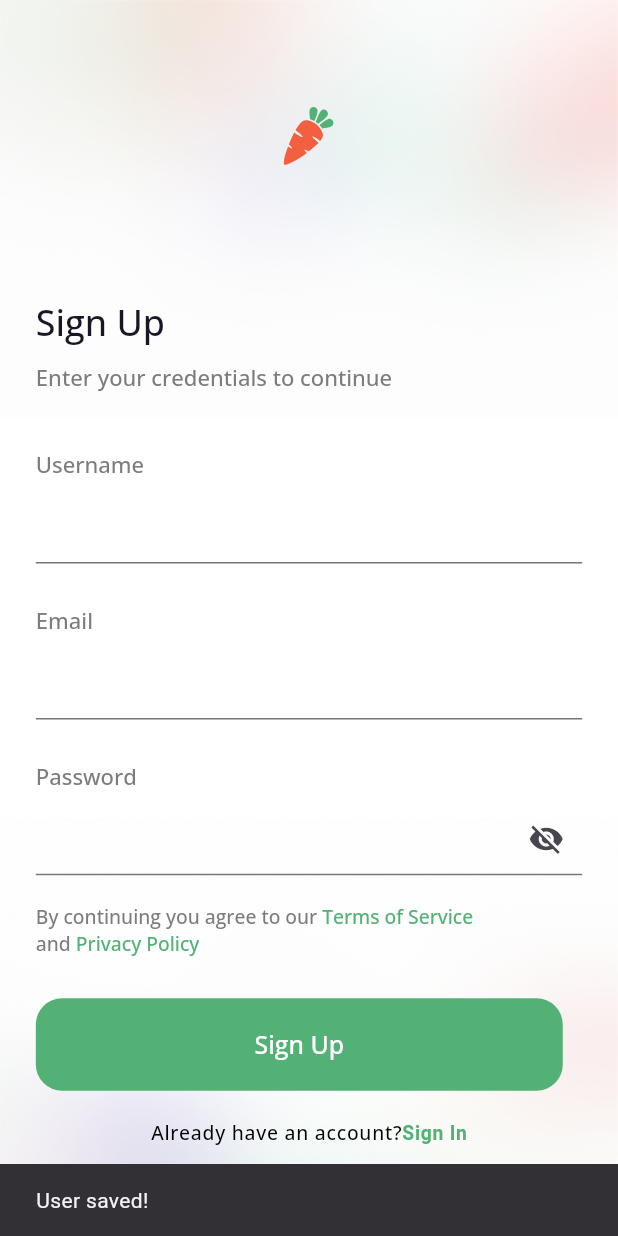
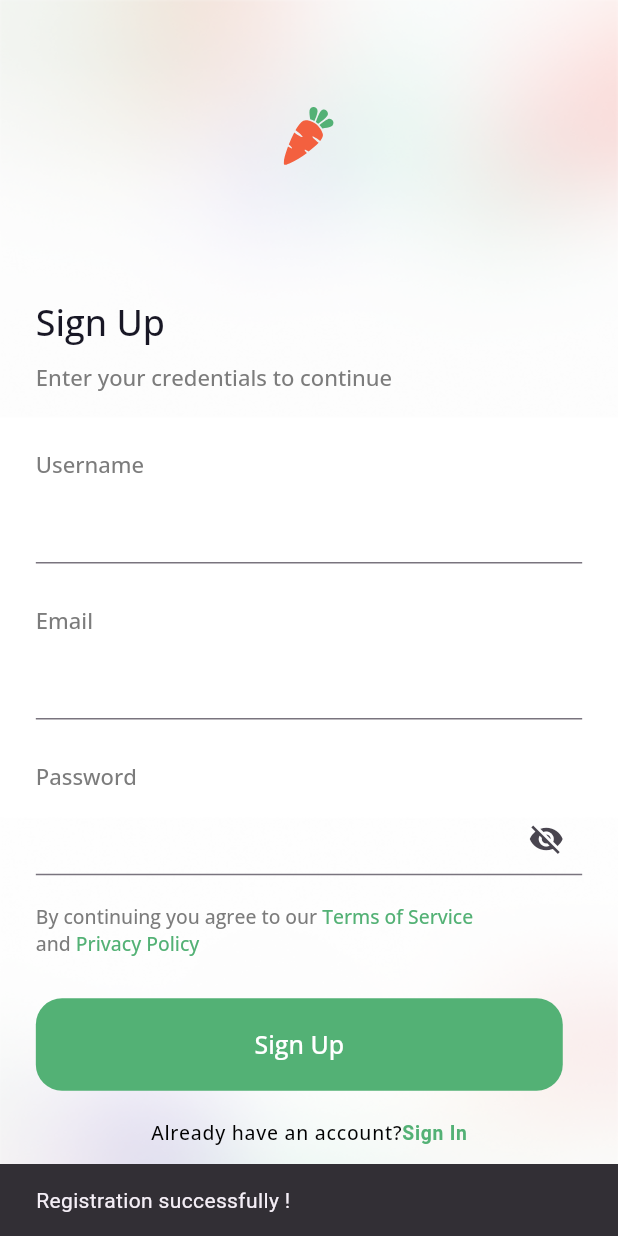
Before and after one commit to aakanksha-bhatta/Online_Groceries_App, a Flutter app: the SignupScreen screen opened by its route, after a tap on "Sign Up", on a phone screen of 412 x 824 dp. Run offline on Flutter 3.47's test engine with Material 3 defaults, Android fonts, the phone set to English and light mode, and no system bars; our stand-ins replace flutter_riverpod, flutter_screenutil, flutter_svg, go_router, shared_preferences; missing offline and left inert: flutter_intl_phone_field; accounts and stored records are empty; project files that could hold a hidden picture were left out.

Commit message:
Sigiin Page Done

```diff
--- a/lib/config/constants/app_color.dart
+++ b/lib/config/constants/app_color.dart
@@ -4,5 +4,6 @@ class AppColor {
   static const Color green = Color(0xFF53B175);
   static const Color white = Color(0xFFFFFFFF);
   static const Color splashColor = Color(0xFF7BC48B);
-  // static const Color backgroundColor = Color(0xFFC4C4C4);
+  static const Color textColor = Color(0xFF030303);
+  static const Color secondaryTextColor = Color(0xFF828282);
 }
--- a/lib/config/route/path.dart
+++ b/lib/config/route/path.dart
@@ -4,4 +4,6 @@ class Path {
   static const login = '/login';
   static const signup = '/signup';
   static const home = '/home';
+  static const signin = '/signin';
+  static const mobile = '/mobile';
 }
--- a/lib/config/route/route.dart
+++ b/lib/config/route/route.dart
@@ -3,31 +3,23 @@ import 'package:online_groceries_app/config/route/path.dart';
 import 'package:online_groceries_app/features/auth/presentation/pages/home/home_screen.dart';
 import 'package:online_groceries_app/features/auth/presentation/pages/login/login_page.dart';
 import 'package:online_groceries_app/features/auth/presentation/pages/onboarding/onboarding.dart';
+import 'package:online_groceries_app/features/auth/presentation/pages/signin/mobile_number_screen.dart';
+import 'package:online_groceries_app/features/auth/presentation/pages/signin/signin_screen.dart';
 import 'package:online_groceries_app/features/auth/presentation/pages/signup/signup_screen.dart';
 import 'package:online_groceries_app/features/auth/presentation/pages/splash/splash_screen.dart';
 
 final GoRouter router = GoRouter(
   initialLocation: Path.splash,
-  routes:[
+  routes: [
+    GoRoute(path: Path.splash, builder: (context, state) => SplashScreen()),
+    GoRoute(path: Path.onboarding, builder: (context, state) => Onboarding()),
+    GoRoute(path: Path.login, builder: (context, state) => LoginPage()),
+    GoRoute(path: Path.signup, builder: (context, state) => SignupScreen()),
+    GoRoute(path: Path.home, builder: (context, state) => HomeScreen()),
+    GoRoute(path: Path.signin, builder: (context, state) => SigninScreen()),
     GoRoute(
-      path: Path.splash,
-      builder: (context, state) => SplashScreen(),
+      path: Path.mobile,
+      builder: (context, state) => MobileNumberScreen(),
     ),
-    GoRoute(
-      path: Path.onboarding,
-      builder: (context, state) => Onboarding(),
-    ),
-    GoRoute(
-      path: Path.login,
-      builder: (context, state) => LoginPage(),
-    ),
-    GoRoute(
-      path: Path.signup,
-      builder: (context, state) => SignupScreen(),
-    ),
-    GoRoute(
-      path: Path.home,
-      builder: (context, state) => HomeScreen(),
-    ),
-  ]
+  ],
 );
--- a/lib/features/auth/data/model/user.dart
+++ b/lib/features/auth/data/model/user.dart
@@ -2,14 +2,16 @@ class User {
   final String? username;
   final String? useremail;
   final String? userpassword;
+  final String? phoneNumber;
 
-  User({this.username, this.useremail, this.userpassword});
+  User({this.username, this.useremail, this.userpassword, this.phoneNumber});
 
   factory User.fromJson(Map<String, dynamic> json) {
     return User(
       username: json['username'],
       useremail: json['useremail'],
       userpassword: json['userpassword'],
+      phoneNumber: json['phoneNumber'],
     );
   }
 
@@ -18,6 +20,7 @@ class User {
       'username': username,
       'useremail': useremail,
       'userpassword': userpassword,
+      'phoneNumber': phoneNumber,
     };
   }
 }
--- a/lib/features/auth/presentation/pages/login/login_page.dart
+++ b/lib/features/auth/presentation/pages/login/login_page.dart
@@ -15,7 +15,7 @@ import 'package:online_groceries_app/features/auth/presentation/widget/text_widg
 import 'package:online_groceries_app/l10n/app_localizations.dart';
 
 class LoginPage extends ConsumerWidget {
-  LoginPage({super.key});
+ LoginPage({super.key});
 
   final emailController = TextEditingController();
   final passwordController = TextEditingController();
--- a/lib/features/auth/presentation/pages/onboarding/onboarding.dart
+++ b/lib/features/auth/presentation/pages/onboarding/onboarding.dart
@@ -71,7 +71,7 @@ class Onboarding extends StatelessWidget {
                     SizedBox(height: 40.88.h),
                     CustomButtonWidget(
                       buttonName: loc.getStarted,
-                      onPressed: () =>context.go(Path.login),
+                      onPressed: () => context.go(Path.signin),
                     ),
                   ],
                 ),
--- a/lib/features/auth/presentation/pages/signup/signup_screen.dart
+++ b/lib/features/auth/presentation/pages/signup/signup_screen.dart
@@ -12,7 +12,6 @@ import 'package:online_groceries_app/features/auth/presentation/widget/custom_bu
 import 'package:online_groceries_app/features/auth/presentation/widget/input_text_form_widget.dart';
 import 'package:online_groceries_app/features/auth/presentation/widget/text_widget.dart';
 import 'package:online_groceries_app/l10n/app_localizations.dart';
-import 'package:online_groceries_app/l10n/app_localizations_de.dart';
 
 class SignupScreen extends ConsumerWidget {
   SignupScreen({super.key});
@@ -150,7 +149,7 @@ class SignupScreen extends ConsumerWidget {
 
                   ScaffoldMessenger.of(
                     context,
-                  ).showSnackBar(SnackBar(content: Text('User saved!')));
+                  ).showSnackBar(SnackBar(content: Text('Registration successfully !')));
                 },
               ),
               SizedBox(height: 25.h),
--- /dev/null
+++ b/lib/features/auth/presentation/widget/app_bar_widget.dart
@@ -0,0 +1 @@
+class AppBarWidget {}
--- a/lib/features/auth/presentation/widget/background_layout_widget.dart
+++ b/lib/features/auth/presentation/widget/background_layout_widget.dart
@@ -4,8 +4,9 @@ import 'package:online_groceries_app/config/constants/app_color.dart';
 
 class BackgroundLayoutWidget extends StatelessWidget {
   final Widget dynamicWidget;
+  final Color? bgColor;
 
-  const BackgroundLayoutWidget({super.key, required this.dynamicWidget});
+  const BackgroundLayoutWidget({super.key, required this.dynamicWidget, this.bgColor});
 
   @override
   Widget build(BuildContext context) {
@@ -13,7 +14,7 @@ class BackgroundLayoutWidget extends StatelessWidget {
       children: [
         Container(
           decoration: BoxDecoration(
-            color: AppColor.white,
+            color:bgColor ?? AppColor.white,
             image: DecorationImage(
               image: AssetImage('assets/images/mask_group.png'),
               fit: BoxFit.fill,
--- a/lib/features/auth/presentation/widget/custom_button_widget.dart
+++ b/lib/features/auth/presentation/widget/custom_button_widget.dart
@@ -1,39 +1,55 @@
 import 'package:flutter/material.dart';
 import 'package:flutter_screenutil/flutter_screenutil.dart';
+import 'package:flutter_svg/flutter_svg.dart';
 import 'package:online_groceries_app/config/constants/app_color.dart';
 import 'package:online_groceries_app/features/auth/presentation/widget/text_widget.dart';
 
 class CustomButtonWidget extends StatelessWidget {
   final void Function()? onPressed;
   final String buttonName;
+  final Color? buttonColor;
+  final Color? splashColor;
+  final String? buttonIcon;
 
   const CustomButtonWidget({
     super.key,
     this.onPressed,
     required this.buttonName,
+    this.buttonColor,
+    this.splashColor,
+    this.buttonIcon,
   });
 
   @override
   Widget build(BuildContext context) {
     final theme = Theme.of(context);
-
     return Material(
-      color: theme.primaryColor,
+      color: buttonColor ?? theme.primaryColor,
       borderRadius: BorderRadius.circular(19.r),
       child: InkWell(
         onTap: onPressed,
-        splashColor: AppColor.splashColor,
+        splashColor: splashColor ?? AppColor.splashColor,
         borderRadius: BorderRadius.circular(19.r),
         child: Container(
           height: 67.h,
           width: 353.w,
           alignment: Alignment.center,
-          child: TextWidget(
-            title: buttonName,
-            fontSize: 18.sp,
-            fontWeight: FontWeight.w600,
-            color: theme.textTheme.displayMedium?.color ?? Colors.white,
-            letterSpacing: 0,
+          child: Row(
+            mainAxisAlignment: MainAxisAlignment.center,
+            children: [
+              if (buttonIcon != null)
+                Padding(
+                  padding: EdgeInsets.only(right: 42.63.w),
+                  child: SvgPicture.asset(buttonIcon!),
+                ),
+              TextWidget(
+                title: buttonName,
+                fontSize: 18.sp,
+                fontWeight: FontWeight.w600,
+                color: theme.textTheme.displayMedium?.color ?? Colors.white,
+                letterSpacing: 0,
+              ),
+            ],
           ),
         ),
       ),
--- a/lib/features/auth/presentation/widget/input_text_form_widget.dart
+++ b/lib/features/auth/presentation/widget/input_text_form_widget.dart
@@ -52,7 +52,8 @@ class InputTextFormWidget extends StatelessWidget {
             ),
             suffixIcon: suffixIcon,
             focusedBorder: UnderlineInputBorder(
-              borderSide: BorderSide(color: Color(0xFFE2E2E2)),
+              borderSide: BorderSide(color: Color(0xFFE2E2E2), width: 1
+              ),
             ),
           ),
         ),
--- a/pubspec.yaml
+++ b/pubspec.yaml
@@ -43,6 +43,7 @@ dependencies:
   flutter_localizations:
     sdk: flutter
   go_router: ^16.1.0
+  flutter_intl_phone_field: ^0.0.7
 
 dev_dependencies:
   flutter_test:
@@ -73,10 +74,12 @@ flutter:
   assets:
     - assets/icons/carrot.svg
     - assets/icons/nectar.svg
+    - assets/icons/google.svg
+    - assets/icons/facebook.svg
     - assets/images/onboarding.png
     - assets/images/mask_group.png
     - assets/icons/carrot_color.svg
-
+    - assets/images/signin_bg.png
 
   #   - images/a_dot_ham.jpeg
 
```
Also changed, not shown: lib/features/auth/presentation/pages/signin/mobile_number_screen.dart (added, +13 -0 lines), lib/features/auth/presentation/pages/signin/signin_screen.dart (added, +89 -0 lines), lib/features/auth/presentation/widget/intl_phone_input_widget.dart (added, +55 -0 lines), assets/icons/facebook.svg (added), assets/icons/google.svg (added), assets/images/signin_bg.png (added), assets/images/signin_bg.svg (added), pubspec.lock.
